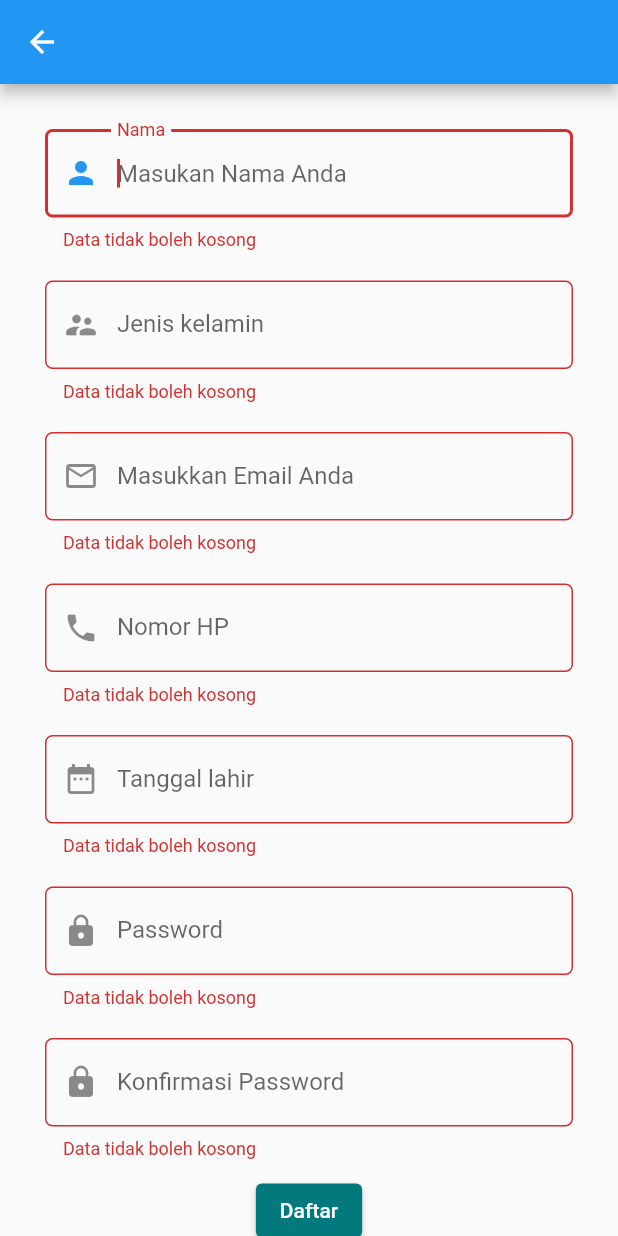
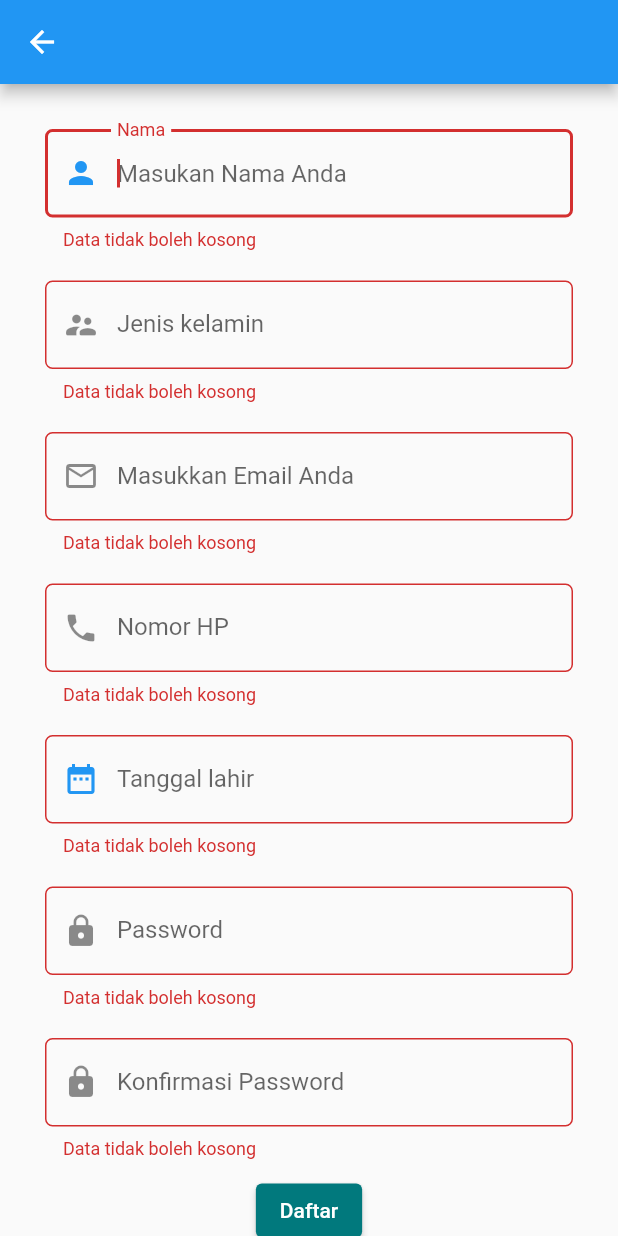
Before and after one commit to bahrulajisantoso/ArahKitaMobile, a Flutter app: the Register screen opened directly, after a tap on "Daftar", on a phone screen of 412 x 824 dp. Run offline on Flutter 3.47's test engine with Material 2 defaults, Android fonts, the phone set to English and light mode, and no system bars; our stand-ins replace cached_network_image, carousel_slider, fluttertoast, qr_flutter, shared_preferences; missing offline and left inert: network_image_mock; accounts and stored records are empty; network calls fail.

Commit message:
tgl lahir register

```diff
--- a/lib/pages/register_page.dart
+++ b/lib/pages/register_page.dart
@@ -1,7 +1,9 @@
 import 'package:flutter/material.dart';
+import 'package:intl/intl.dart';
 import 'package:project/api/add_user.dart';
 import 'package:project/notification/toast.dart';
 import 'package:project/pages/login_page.dart';
+import 'package:project/theme/color.dart';
 
 class Register extends StatefulWidget {
   const Register({Key? key}) : super(key: key);
@@ -22,6 +24,7 @@ class _RegisterState extends State<Register> {
   final _tglLahirController = TextEditingController();
   final _passwordController = TextEditingController();
   final _konfirmPasswordController = TextEditingController();
+  String? _tglLahir;
 
   void _addUser() async {
     AddUser.createUser(
@@ -30,7 +33,8 @@ class _RegisterState extends State<Register> {
       _jenisKelController.text.trim().toLowerCase(),
       _emailController.text.trim().toLowerCase(),
       _noHpController.text.trim().toLowerCase(),
-      _tglLahirController.text.trim().toLowerCase(),
+      // _tglLahirController.text.trim().toLowerCase(),
+      _tglLahir,
       _passwordController.text.trim(),
     ).then((value) {
       // print(value);
@@ -40,6 +44,23 @@ class _RegisterState extends State<Register> {
           Navigator.pop(context);
         } else {
           _toast.showToast(value.pesan);
+        }
+      });
+    });
+  }
+
+  _tanggal() {
+    showDatePicker(
+      context: context,
+      initialDate: DateTime.now(),
+      firstDate: DateTime(1900),
+      lastDate: DateTime.now(),
+      helpText: "Pilih Tanggal Lahir",
+      initialEntryMode: DatePickerEntryMode.calendarOnly,
+    ).then((date) {
+      setState(() {
+        if (date != null) {
+          _tglLahir = DateFormat('dd/MM/yyy').format(date);
         }
       });
     });
@@ -96,27 +117,6 @@ class _RegisterState extends State<Register> {
                       },
                     ),
                   ),
-                  // Padding(
-                  //   padding: const EdgeInsets.all(10.0),
-                  //   child: TextFormField(
-                  //     keyboardType: TextInputType.text,
-                  //     controller: _usernameController,
-                  //     decoration: InputDecoration(
-                  //       hintText: "Masukan Username Anda",
-                  //       prefixIcon: const Icon(Icons.account_circle),
-                  //       labelText: "Username",
-                  //       border: OutlineInputBorder(
-                  //           borderRadius: BorderRadius.circular(5.0)),
-                  //     ),
-                  //     validator: (value) {
-                  //       if (value!.isEmpty) {
-                  //         return "Data tidak boleh kosong";
-                  //       } else {
-                  //         return null;
-                  //       }
-                  //     },
-                  //   ),
-                  // ),
                   Padding(
                     padding: const EdgeInsets.all(10.0),
                     child: TextFormField(
@@ -183,10 +183,21 @@ class _RegisterState extends State<Register> {
                   Padding(
                     padding: const EdgeInsets.all(10.0),
                     child: TextFormField(
-                      controller: _tglLahirController,
+                      controller: _tglLahir == null
+                          ? _tglLahirController
+                          : TextEditingController(text: _tglLahir),
                       decoration: InputDecoration(
                         hintText: "Masukan Tanggal lahir anda",
-                        prefixIcon: const Icon(Icons.date_range),
+                        // prefixIcon: const Icon(Icons.date_range),
+                        prefixIcon: IconButton(
+                          icon: const Icon(
+                            Icons.date_range,
+                            color: Colors.blue,
+                          ),
+                          onPressed: () {
+                            _tanggal();
+                          },
+                        ),
                         labelText: "Tanggal lahir",
                         border: OutlineInputBorder(
                             borderRadius: BorderRadius.circular(5.0)),
@@ -215,8 +226,8 @@ class _RegisterState extends State<Register> {
                       validator: (value) {
                         if (value!.isEmpty) {
                           return "Data tidak boleh kosong";
-                          // } else if (value != _validatePassword(value)) {
-                          //   return "Password harus memiliki kombinasi huruf, angka dan karakter spesial";
+                        } else if (value.length < 8) {
+                          return "Password minimal 8 karakter";
                         } else {
                           return null;
                         }
```
